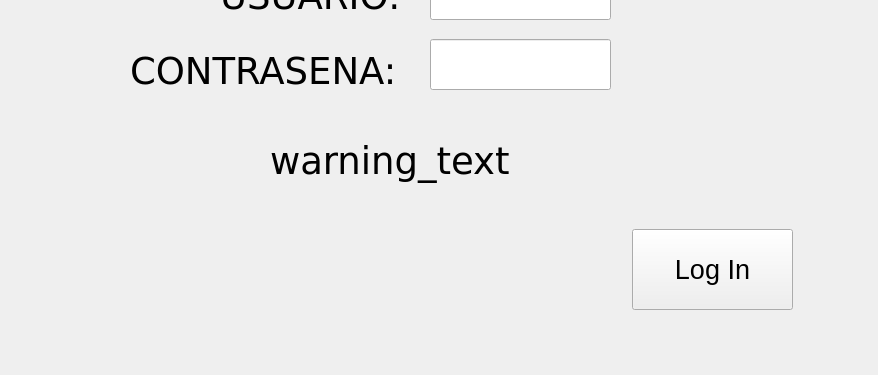
Above: Ui/login.ui from RustyRaptor/pos before the change; both pictures show x 0 to 878 and y 215 to 590 of the 878 by 590 pixel window. Below: the same form after it.
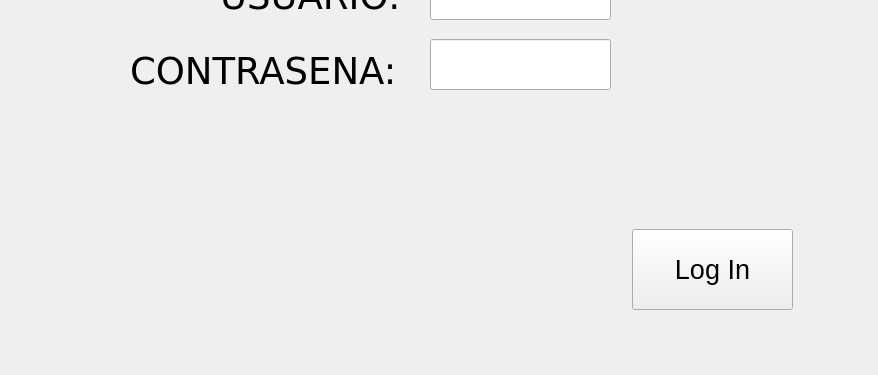
That is the form after the change.

Commit message: uptade dimensions

What changed in the file:
```diff
--- a/Ui/login.ui
+++ b/Ui/login.ui
@@ -135,9 +135,9 @@
   <widget class="QLabel" name="warning_label">
    <property name="geometry">
     <rect>
-     <x>270</x>
+     <x>120</x>
      <y>350</y>
-     <width>301</width>
+     <width>691</width>
      <height>51</height>
     </rect>
    </property>
@@ -148,7 +148,7 @@
     </font>
    </property>
    <property name="text">
-    <string>warning_text</string>
+    <string/>
    </property>
   </widget>
  </widget>
```
